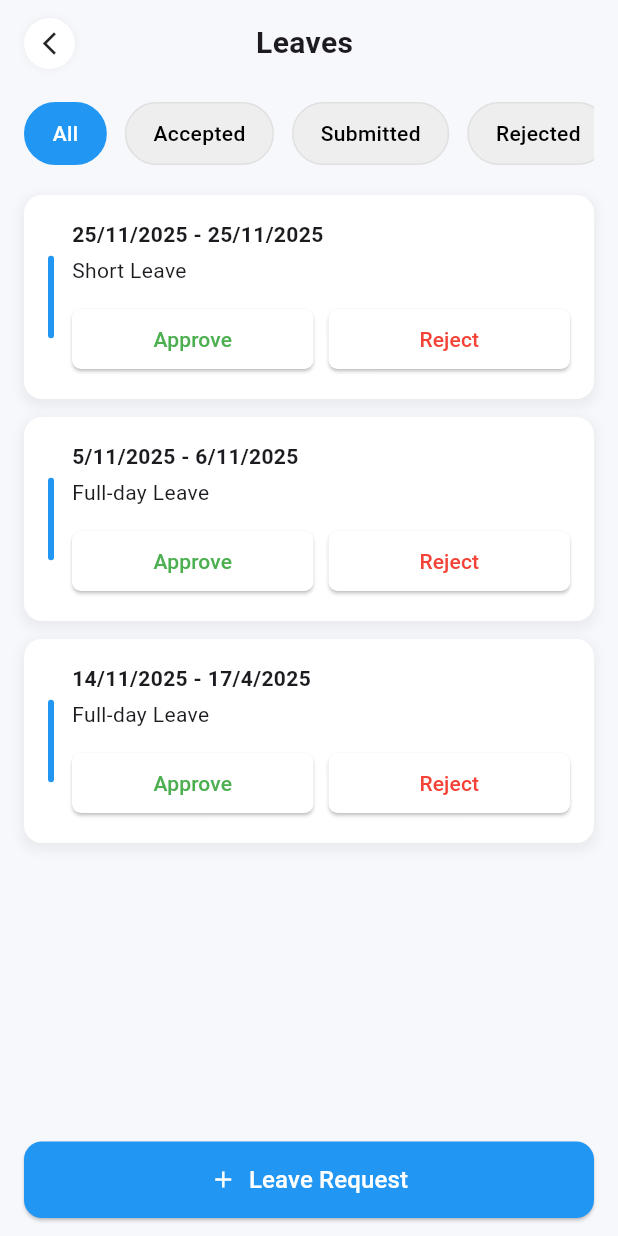
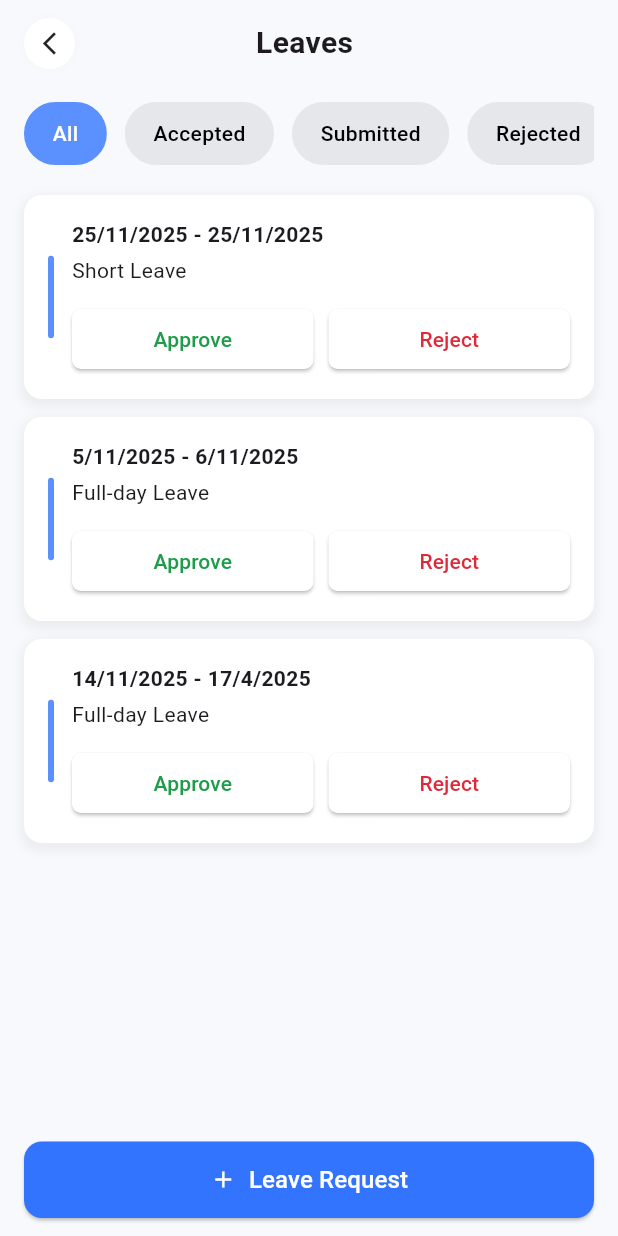
Before and after one commit to ajainoffbeat/offbeat-flutter-ems, a Flutter app: the LeavesScreen screen opened by its route, on a phone screen of 412 x 824 dp. Run offline on Flutter 3.47's test engine with Material 3 defaults, Android fonts, the phone set to English and light mode, and no system bars; our stand-ins replace flutter_svg.

Commit message:
changes for color

```diff
--- a/lib/app/leaves_screen/leaves_screen.dart
+++ b/lib/app/leaves_screen/leaves_screen.dart
@@ -1,3 +1,4 @@
+import 'package:ems_offbeat/theme/app_theme.dart';
 import 'package:flutter/material.dart';
 import 'model/leave_model.dart';
 import 'widgets/leave_card.dart';
@@ -51,7 +52,7 @@ class _LeavesScreenState extends State<LeavesScreen> {
   @override
   Widget build(BuildContext context) {
     return Scaffold(
-      backgroundColor: const Color(0xfff7f8fc),
+      backgroundColor: AppThemeData.surfaceLight,
       body: SafeArea(
         child: Column(
           children: [
@@ -65,10 +66,10 @@ class _LeavesScreenState extends State<LeavesScreen> {
                       padding: const EdgeInsets.all(8),
                       decoration: BoxDecoration(
                         shape: BoxShape.circle,
-                        color: Colors.white,
+                        color: AppThemeData.surface,
                         boxShadow: [
                           BoxShadow(
-                            color: Colors.black.withOpacity(0.05),
+                            color: AppThemeData.grey400.withOpacity(0.05),
                             blurRadius: 4,
                           ),
                         ],
@@ -143,7 +144,7 @@ class _LeavesScreenState extends State<LeavesScreen> {
                   },
                   style: ElevatedButton.styleFrom(
                     padding: const EdgeInsets.symmetric(vertical: 14),
-                    backgroundColor: Colors.blue,
+                    backgroundColor: AppThemeData.primary500,
                     shape: RoundedRectangleBorder(
                       borderRadius: BorderRadius.circular(12),
                     ),
--- a/lib/app/leaves_screen/widgets/leave_card.dart
+++ b/lib/app/leaves_screen/widgets/leave_card.dart
@@ -1,3 +1,4 @@
+import 'package:ems_offbeat/theme/app_theme.dart';
 import 'package:flutter/material.dart';
 import '../model/leave_model.dart';
 
@@ -71,7 +72,7 @@ class LeaveCard extends StatelessWidget {
       margin: const EdgeInsets.only(bottom: 12),
       padding: const EdgeInsets.all(16),
       decoration: BoxDecoration(
-        color: Colors.white,
+        color: AppThemeData.surface,
         borderRadius: BorderRadius.circular(12),
         boxShadow: [
           BoxShadow(
@@ -89,7 +90,7 @@ class LeaveCard extends StatelessWidget {
             width: 4,
             height: 55,
             decoration: BoxDecoration(
-              color: Colors.blue,
+              color: AppThemeData.primary400,
               borderRadius: BorderRadius.circular(6),
             ),
           ),
@@ -119,8 +120,8 @@ class LeaveCard extends StatelessWidget {
                         child: ElevatedButton(
                           onPressed: onAccept,
                           style: ElevatedButton.styleFrom(
-                            backgroundColor: const Color.fromARGB(255, 255, 255, 255),
-                            foregroundColor: Colors.green,
+                            backgroundColor: AppThemeData.surface,
+                            foregroundColor: AppThemeData.success500,
                             shape: RoundedRectangleBorder(
                               borderRadius: BorderRadius.circular(6),
                             ),
@@ -128,7 +129,7 @@ class LeaveCard extends StatelessWidget {
                           ),
                           child: Text(
                           "Approve",
-                          style: TextStyle(color: Colors.green),
+                          style: TextStyle(color: AppThemeData.success500),
                           ),
                         ),
                       ),
@@ -137,8 +138,8 @@ class LeaveCard extends StatelessWidget {
                         child: ElevatedButton(
                           onPressed: () => showRejectPopup(context),
                           style: ElevatedButton.styleFrom(
-                        backgroundColor: const Color.fromARGB(255, 255, 255, 255),
-                            foregroundColor: Colors.red,
+                        backgroundColor: AppThemeData.surface,
+                            foregroundColor: AppThemeData.danger500,
                             shape: RoundedRectangleBorder(
                               borderRadius: BorderRadius.circular(6),
                             ),
--- a/lib/app/leaves_screen/widgets/leave_filter_bar.dart
+++ b/lib/app/leaves_screen/widgets/leave_filter_bar.dart
@@ -1,3 +1,4 @@
+import 'package:ems_offbeat/theme/app_theme.dart';
 import 'package:flutter/material.dart';
 
 class LeaveFilterBar extends StatelessWidget {
@@ -35,10 +36,10 @@ class LeaveFilterBar extends StatelessWidget {
         child: Container(
           padding: const EdgeInsets.symmetric(horizontal: 18, vertical: 10),
           decoration: BoxDecoration(
-            color: isActive ? Colors.blue : Colors.grey[200],
+            color: isActive ? AppThemeData.primary400 : AppThemeData.grey200,
             borderRadius: BorderRadius.circular(30),
             border: Border.all(
-              color: isActive ? Colors.blue : Colors.grey.shade300,
+              color: isActive ? AppThemeData.primary400 : AppThemeData.grey200,
             ),
           ),
           child: Text(
--- a/lib/widgets/primary_button.dart
+++ b/lib/widgets/primary_button.dart
@@ -1,3 +1,4 @@
+import 'package:ems_offbeat/theme/app_theme.dart';
 import 'package:flutter/material.dart';
 
 class PrimaryButton extends StatelessWidget {
@@ -21,7 +22,7 @@ class PrimaryButton extends StatelessWidget {
       height: height,
       child: ElevatedButton(
         style: ElevatedButton.styleFrom(
-          backgroundColor: const Color(0xff006cf1),
+          backgroundColor: AppThemeData.primary500,
           shape: RoundedRectangleBorder(
             borderRadius: BorderRadius.circular(radius),
           ),
```
Also changed, not shown: lib/app/auth_screen/forgot_password.dart (+10 -5 lines), lib/app/auth_screen/reset_screen.dart (+7 -2 lines), lib/app/auth_screen/signin_screen.dart (+4 -3 lines), lib/app/leaves_screen/leave_request_screen.dart (+15 -14 lines).
